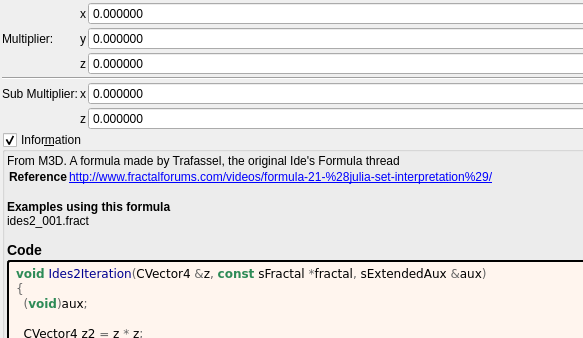
This is mandelbulber2/formula/ui/ides2.ui in buddhi1980/mandelbulber2 as Qt 5 draws it before an edit; both pictures show x 0 to 583 and y 0 to 338 of the 736 by 589 pixel window. The edited form follows.
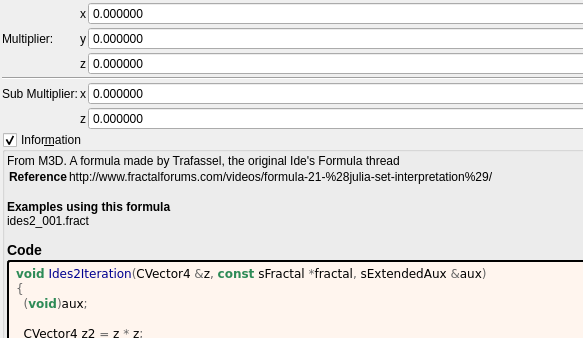
This is the edited form. Custom widgets are drawn as their Qt base class.

Commit message:
docs: show fractalforums.com formula references as text
fractalforums.com is only partly online; fractalforums.org keeps a read-only
copy and the active forum. The formula information boxes now show
fractalforums.com references (and the wrapped lines that continue them) as
plain text. The links that remain are closed with </a>, which the generator
never wrote. The formula/ui files are regenerated with
tools/populate_ui_information.py.

Diff of the .ui file:
```diff
--- a/mandelbulber2/formula/ui/ides2.ui
+++ b/mandelbulber2/formula/ui/ides2.ui
@@ -263,7 +263,7 @@
        <widget class="QLabel" name="label_information_general">
         <property name="text">
          <string notr="true">&lt;p&gt;From M3D. A formula made by Trafassel, the original Ide&#039;s Formula thread&lt;/p&gt;&lt;table&gt;
-&lt;tr&gt;&lt;th&gt;Reference&lt;/th&gt;&lt;td&gt;&lt;a href=&quot;http://www.fractalforums.com/videos/formula-21-%28julia-set-interpretation%29/&quot;&gt;http://www.fractalforums.com/videos/formula-21-%28julia-set-interpretation%29/&lt;br&gt;
+&lt;tr&gt;&lt;th&gt;Reference&lt;/th&gt;&lt;td&gt;http://www.fractalforums.com/videos/formula-21-%28julia-set-interpretation%29/&lt;br&gt;
 &lt;/td&gt;&lt;/tr&gt;
 &lt;/table&gt;
 &lt;br&gt;&lt;b&gt;Examples using this formula&lt;/b&gt;&lt;br&gt;ides2_001.fract&lt;h3&gt;Code&lt;/h3&gt;</string>
```
The commit also changes 202 other files.
